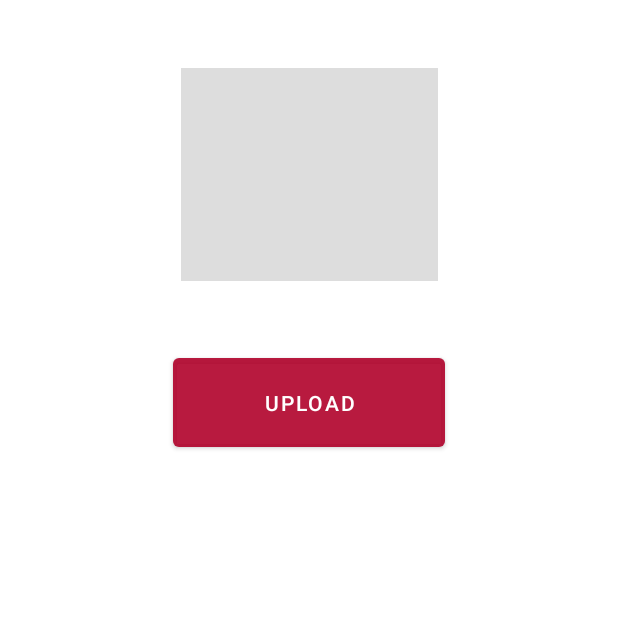
After one commit to XZTDean/Parenting_app, an Android app: the ChildrenPhotoActivity screen opened directly, with no data from a screen before it, on a phone screen of 412 x 824 dp, the top half of it. The commit adds this screen. Run offline under Robolectric (Android 15) with nearby library versions, the phone set to English and light mode, and no system bars.

Commit message:
ChildrenPhoto initial commit.

```diff
--- a/app/src/main/java/ca/cmpt276/project/UI/ChildManagerActivity.java
+++ b/app/src/main/java/ca/cmpt276/project/UI/ChildManagerActivity.java
@@ -16,6 +16,7 @@ import android.view.View;
 import android.view.ViewGroup;
 import android.widget.AdapterView;
 import android.widget.ArrayAdapter;
+import android.widget.Button;
 import android.widget.ListView;
 import android.widget.TextView;
 
@@ -51,6 +52,7 @@ public class ChildManagerActivity extends AppCompatActivity implements ConfigChi
         populateListView();
         clickList();
         setAddButton();
+
     }
 
     private void setToolbar() {
--- /dev/null
+++ b/app/src/main/java/ca/cmpt276/project/UI/ChildrenPhotoActivity.java
@@ -0,0 +1,83 @@
+package ca.cmpt276.project.UI;
+
+import android.app.Activity;
+import android.content.Context;
+import android.content.Intent;
+import android.graphics.Bitmap;
+import android.net.Uri;
+import android.os.Bundle;
+import android.provider.MediaStore;
+import android.util.Base64;
+import android.view.View;
+import android.widget.Button;
+import android.widget.ImageView;
+
+import androidx.appcompat.app.AppCompatActivity;
+
+import java.io.FileNotFoundException;
+import java.io.IOException;
+
+import ca.cmpt276.project.R;
+
+public class ChildrenPhotoActivity extends AppCompatActivity {
+
+    static public int GALLERY_PHOTO = 0;
+    static public int NEW_PHOTO = 1;
+
+
+    public static Intent makeIntent(Context context) {
+        return new Intent(context, ChildrenPhotoActivity.class);
+    }
+
+    @Override
+    protected void onCreate(Bundle savedInstanceState) {
+        super.onCreate(savedInstanceState);
+        setContentView(R.layout.activity_children_photo);
+
+        Button galleryUploadButton = findViewById(R.id.galleryUploadButton);
+        galleryUploadButton.setOnClickListener(new View.OnClickListener() {
+            @Override
+            public void onClick(View v) {
+                // Uploading photo from gallery
+                // Adapted from: https://stackoverflow.com/questions/9107900/how-to-upload-image-from-gallery-in-android
+                startActivityForResult(new Intent(Intent.ACTION_PICK,
+                        android.provider.MediaStore.Images.Media.INTERNAL_CONTENT_URI),
+                        1);
+            }
+        });
+
+
+
+    }
+
+    @Override
+    protected void onActivityResult(int requestCode, int resultCode, Intent data) {
+        super.onActivityResult(requestCode, resultCode, data);
+
+        //Detects request codes
+        if(requestCode==1 && resultCode == Activity.RESULT_OK) {
+            Uri selectedImage = data.getData();
+            Bitmap bitmap = null;
+            try {
+                bitmap = MediaStore.Images.Media.getBitmap(this.getContentResolver(), selectedImage);
+                changePhoto(bitmap, GALLERY_PHOTO);
+
+            } catch (FileNotFoundException e) {
+                // TODO Auto-generated catch block
+                e.printStackTrace();
+            } catch (IOException e) {
+                // TODO Auto-generated catch block
+                e.printStackTrace();
+            }
+        }
+    }
+
+    private void changePhoto(Bitmap bitmap, int uploadType){
+        if(uploadType == GALLERY_PHOTO){
+            ImageView imageView = (ImageView) findViewById(R.id.galleryPhoto);
+            imageView.setImageBitmap(bitmap);
+        } else {
+
+        }
+    }
+}
--- a/app/src/main/res/layout/activity_child_manager.xml
+++ b/app/src/main/res/layout/activity_child_manager.xml
@@ -12,7 +12,6 @@
     <pl.droidsonroids.gif.GifImageView
         android:layout_width="match_parent"
         android:layout_height="match_parent"
-        android:background="@drawable/tom_gif_8"
         />
 
     <androidx.appcompat.widget.Toolbar
--- /dev/null
+++ b/app/src/main/res/layout/activity_children_photo.xml
@@ -0,0 +1,29 @@
+<?xml version="1.0" encoding="utf-8"?>
+<androidx.constraintlayout.widget.ConstraintLayout
+    xmlns:android="http://schemas.android.com/apk/res/android"
+    xmlns:app="http://schemas.android.com/apk/res-auto"
+    xmlns:tools="http://schemas.android.com/tools"
+    android:layout_width="match_parent"
+    android:layout_height="match_parent">
+
+    <Button
+        android:id="@+id/galleryUploadButton"
+        android:layout_width="181dp"
+        android:layout_height="71dp"
+        android:text="Upload"
+        app:layout_constraintBottom_toBottomOf="parent"
+        app:layout_constraintEnd_toEndOf="parent"
+        app:layout_constraintStart_toStartOf="parent"
+        app:layout_constraintTop_toTopOf="parent"
+        app:layout_constraintVertical_bias="0.309" />
+
+    <ImageView
+        android:id="@+id/galleryPhoto"
+        android:layout_width="171dp"
+        android:layout_height="142dp"
+        app:layout_constraintBottom_toTopOf="@+id/galleryUploadButton"
+        app:layout_constraintEnd_toEndOf="parent"
+        app:layout_constraintStart_toStartOf="parent"
+        app:layout_constraintTop_toTopOf="parent"
+        app:srcCompat="?android:attr/fastScrollTrackDrawable" />
+</androidx.constraintlayout.widget.ConstraintLayout>
--- a/app/src/main/res/values/strings.xml
+++ b/app/src/main/res/values/strings.xml
@@ -53,6 +53,7 @@
     <string name="name_empty_warnning">Name should not be empty</string>
     <string name="view_history">VIEW HISTORY</string>
     <string name="all">All</string>
+    <string name="addPhoto">Add Photo</string>
 
 
     <string-array name="durationSpinner">
```
Also changed, not shown: app/src/main/AndroidManifest.xml (+8 -0 lines), app/src/main/java/ca/cmpt276/project/UI/ConfigChildDialog.java (+49 -2 lines).
